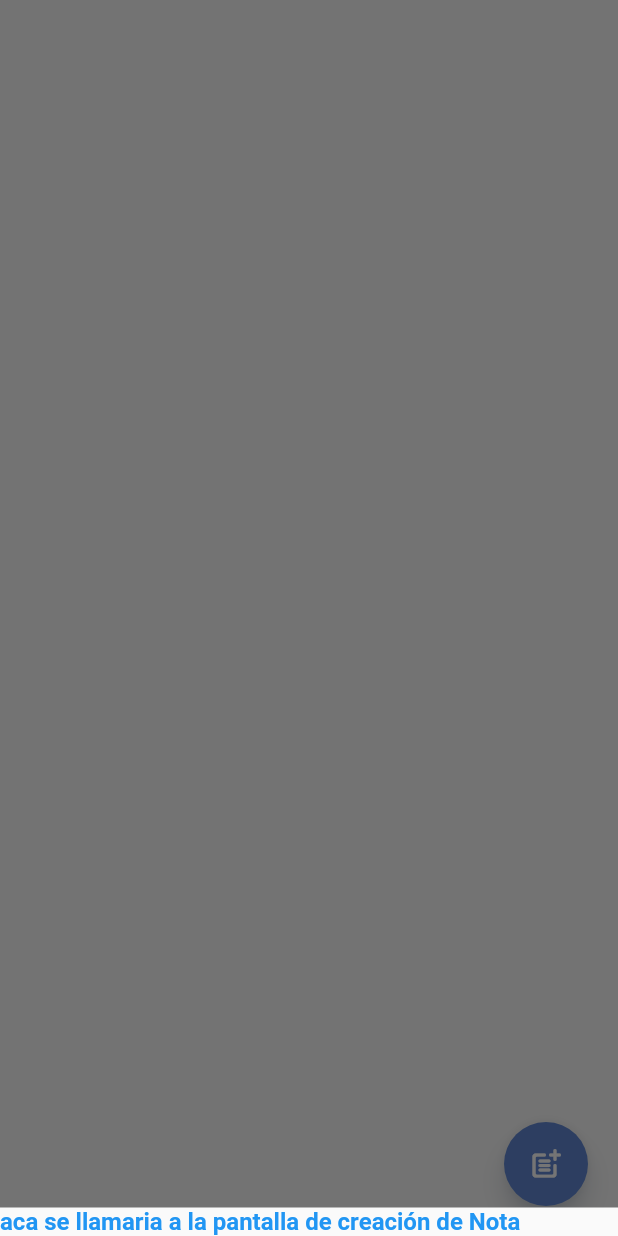
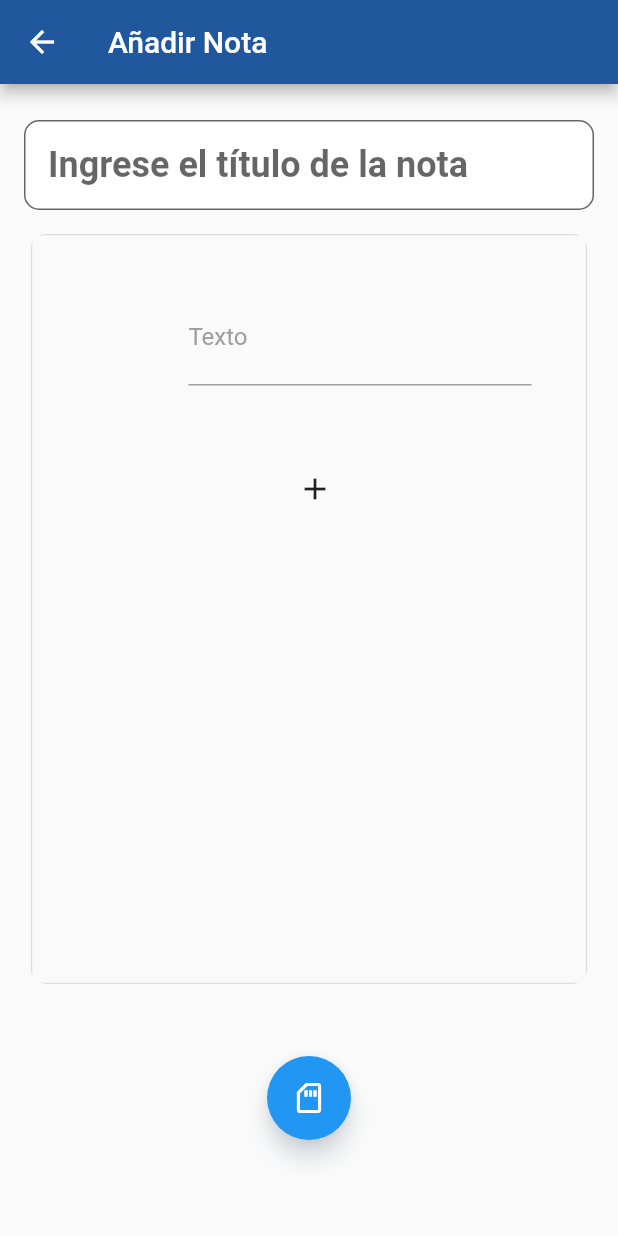
Before and after one commit to Solid-Coders-Rojo-UCAB/Notea_Frontend, a Flutter app: the MyFloatingButton widget shown alone on an empty page, opened directly, after a tap on the "post add" icon, on a phone screen of 412 x 824 dp. Run offline on Flutter 3.47's test engine with Material 2 defaults, Android fonts, the light colour scheme and no system bars; our stand-ins replace connectivity_plus, flutter_bloc, progress_state_button; missing offline and left inert: dart:html; network calls fail.

Commit message:
Feature - Interfaz creacion de nota con TextBlock

```diff
--- /dev/null
+++ b/lib/presentacion/pantallas/angel/Container_Editor_Nota.dart
@@ -0,0 +1,161 @@
+// ignore_for_file: library_private_types_in_public_api, file_names
+
+import 'package:flutter/material.dart';
+import 'package:flutter/services.dart';
+import 'package:notea_frontend/presentacion/pantallas/angel/ImageBlock.dart';
+import 'package:notea_frontend/presentacion/pantallas/angel/TareaBlock.dart';
+import 'package:notea_frontend/presentacion/pantallas/angel/TextBlock.dart';
+
+class ContainerEditorNota extends StatefulWidget {
+  const ContainerEditorNota({super.key});
+
+  @override
+  _ContainerEditorNotaState createState() => _ContainerEditorNotaState();
+}
+
+class _ContainerEditorNotaState extends State<ContainerEditorNota> {
+  final ScrollController _scrollController = ScrollController();
+  final TextEditingController titleController = TextEditingController();
+
+  final focusNode = FocusNode();
+  final  List<dynamic> _children = [
+    TextBlock(),
+  ];
+  var canDelete = false;
+
+  @override
+  void initState() {
+    super.initState();
+  }
+
+  @override
+  void dispose() {
+    focusNode.dispose();
+    super.dispose();
+  }
+
+  handleKey(key) {
+    if (key.runtimeType == RawKeyDownEvent) {
+      if (key.data.keyLabel == 'Backspace' || key.logicalKey.keyLabel == 'Backspace') {
+        setState(() {
+        for (var i = 0; i < _children.length; i++) {
+          // print(_children[i].controller.text);
+          if (i != 0
+              && FocusScope.of(context).focusedChild == _children[i].focus  //Estas parado en el TextBlock seleccionado
+              && _children[i].controller.text.isEmpty) {                //Y el texto esta vacio, y le das Backspace
+            setState(() {
+              canDelete = true;                                             //Ahora se puede eliminar
+            });
+          }
+        }
+      });
+      }
+      if (key.data.keyLabel == 'Enter' || key.logicalKey.keyLabel == 'Enter') {
+        setState(() {
+        for (var i = 0; i < _children.length; i++) {
+          if (FocusScope.of(context).focusedChild == _children[i].focus) {  //Estas parado en el TextBlock seleccionado
+            _children.insert(i + 1, TextBlock());                       //Le insertas a _children un nuevo TextBlock
+            _children[i + 1].focus.requestFocus();                          //y ahora selecciona el focus del nuevo TextBlock
+          }
+        }
+        _children.insert(_children.length + 1, TextBlock());
+      });
+      }
+    }
+    if (key.runtimeType == RawKeyUpEvent) {
+      if (key.data.keyLabel == 'Backspace' || key.logicalKey.keyLabel == 'Backspace') {
+        setState(() {
+        for (var i = 0; i < _children.length; i++) {
+          // print(_children[i].controller.text);
+          if (i != 0
+              && FocusScope.of(context).focusedChild == _children[i].focus    //Estas parado en el TextBlock seleccionado
+              && _children[i].controller.text.isEmpty) {                  //Y el texto esta vacio, y le das Backspace
+            if (canDelete) {
+              setState(() {
+                _children[i-1].focus.requestFocus();                          //y ahora selecciona el focus del TextBlock anterior
+                _children.removeAt(i);                                        //Remueve ese TextBlock
+                canDelete = false;                                            //Ahora NO se puede eliminar
+              });
+            }
+          }
+        }
+      });
+      }
+    }
+  }
+
+  Widget _textBuilder() {
+    return SingleChildScrollView(
+      controller: _scrollController,
+      child: Padding(
+        padding: const EdgeInsets.all(16.0),
+        child: Column(
+          children: [
+            ..._children,
+            IconButton(
+              onPressed: () {},
+              icon: PopupMenuButton<String>(
+                icon: const Icon(Icons.add),
+                offset: const Offset(-120, 10),
+                itemBuilder: (BuildContext context) => <PopupMenuEntry<String>>[
+                  const PopupMenuItem<String>(
+                    value: 'text_block',
+                    child: ListTile(
+                      leading: Icon(Icons.text_fields),
+                      title: Text('Agregar TextBlock'),
+                    ),
+                  ),
+                  const PopupMenuItem<String>(
+                    value: 'image_block',
+                    child: ListTile(
+                      leading: Icon(Icons.image),
+                      title: Text('Agregar ImageBlock'),
+                    ),
+                  ),
+                  const PopupMenuItem<String>(
+                    value: 'tarea_block',
+                    child: ListTile(
+                      leading: Icon(Icons.list),
+                      title: Text('Agregar TareaBlock'),
+                    ),
+                  ),
+                ],
+                onSelected: (String value) {
+                  setState(() {
+                    if (value == 'text_block') {
+                      _children.add(TextBlock());
+                    }
+                    // else if (value == 'image_block') {
+                    //   _children.add(ImageBlock());
+                    // }else if (value == 'tarea_block') {
+                    //   _children.add(const TareaBlock());
+                    // }
+                  });
+                  // Scroll hacia el nuevo bloque agregado
+                  WidgetsBinding.instance.addPostFrameCallback((_) {
+                    _scrollController.animateTo(
+                      _scrollController.position.maxScrollExtent + 120, // Con esto se maneja cuanto scrool se recorre
+                      duration: const Duration(milliseconds: 300),
+                      curve: Curves.easeInOut,
+                    );
+                  });
+                },
+              ),
+            ),
+          ],
+        ),
+      ),
+    );
+  }
+
+  @override
+  Widget build(BuildContext context) {
+    return RawKeyboardListener(
+        focusNode: focusNode,
+        onKey: (RawKeyEvent key) => handleKey(key),
+        child: Scaffold(
+          body: _textBuilder(),
+        ));
+  }
+
+}
--- /dev/null
+++ b/lib/presentacion/pantallas/angel/Creacion_Edicion_Nota.dart
@@ -0,0 +1,118 @@
+// ignore_for_file: must_be_immutable, library_private_types_in_public_api, file_names
+
+import 'package:flutter/material.dart';
+import 'package:notea_frontend/presentacion/pantallas/angel/Container_Editor_Nota.dart';
+// import 'package:notea_frontend/presentacion/pantallas/angel/EtiquetaList.dart';
+// import 'package:notea_frontend/presentacion/pantallas/angel/GrupoList.dart';
+class AccionesConNota extends StatefulWidget {
+  final String accion;
+
+  const AccionesConNota({Key? key, required this.accion}) : super(key: key);
+
+  @override
+  _AccionesConNotaState createState() => _AccionesConNotaState();
+}
+
+class _AccionesConNotaState extends State<AccionesConNota> {
+  late TextEditingController _tituloController;
+
+  @override
+  void initState() {
+    super.initState();
+    _tituloController = TextEditingController();
+  }
+
+  @override
+  void dispose() {
+    _tituloController.dispose();
+    super.dispose();
+  }
+
+  @override
+  Widget build(BuildContext context) {
+    return Scaffold(
+      appBar: AppBar(
+        title: const Text('Añadir Nota'),
+        backgroundColor: const Color(0xFF21579C),
+      ),
+      body: Padding(
+        padding: const EdgeInsets.only(top: 24, bottom: 40),
+        child: SingleChildScrollView(
+          child: Center(
+            child: Column(
+              children: [
+                Padding(
+                  padding: const EdgeInsets.symmetric(horizontal: 16.0),
+                  child: TextFormField(
+                    controller: _tituloController,
+                    decoration: InputDecoration(
+                      hintText: 'Ingrese el título de la nota',
+                      contentPadding: const EdgeInsets.symmetric(vertical: 16.0, horizontal: 16.0),
+                      border: OutlineInputBorder(
+                        borderRadius: BorderRadius.circular(10.0),
+                        borderSide: const BorderSide(
+                          color: Colors.black12,
+                          width: 1.0,
+                        ),
+                      ),
+                      focusedBorder: OutlineInputBorder(
+                        borderRadius: BorderRadius.circular(10.0),
+                        borderSide: const BorderSide(
+                          color: Colors.blue,
+                          width: 2.0,
+                        ),
+                      ),
+                      filled: true,
+                      fillColor: Colors.white,
+                    ),
+                    style: const TextStyle(
+                      fontSize: 24,
+                      fontWeight: FontWeight.bold,
+                    ),
+                  ),
+                ),
+                const SizedBox(height: 16.0),
+                Padding(
+                  padding: const EdgeInsets.symmetric(horizontal: 16.0),
+                  child: SizedBox(
+                    width: MediaQuery.of(context).size.width * 0.9,
+                    height: 500,
+                    child: Container(
+                      decoration: BoxDecoration(
+                        border: Border.all(
+                          color: Colors.black12,
+                          width: 1.0,
+                        ),
+                        borderRadius: BorderRadius.circular(10.0),
+                      ),
+                      child: const ContainerEditorNota(),
+                    ),
+                  ),
+                ),
+                const SizedBox(height: 24.0),
+                Column(
+                  children: const [
+                    // EtiquetaList(),
+                    // GrupoList(),
+                  ],
+                ),
+                const SizedBox(height: 24.0),
+                FloatingActionButton(
+                  onPressed: () {
+                    String titulo = _tituloController.text;
+                    // Acción al presionar el botón de guardar, puedes usar la variable "titulo" para obtener el título ingresado
+                  },
+                  backgroundColor: Colors.blue,
+                  child: const Icon(
+                    Icons.sd_storage_outlined,
+                    color: Colors.white,
+                  ),
+                ),
+              ],
+            ),
+          ),
+        ),
+      ),
+    );
+  }
+}
--- /dev/null
+++ b/lib/presentacion/pantallas/angel/TextBlock.dart
@@ -0,0 +1,373 @@
+// ignore_for_file: file_names, library_private_types_in_public_api
+
+import 'package:flutter/material.dart';
+import 'package:flutter/services.dart';
+import 'package:notea_frontend/presentacion/pantallas/angel/EtiquetaList.dart';
+
+const h1 = TextStyle(
+  fontSize: 37,
+  fontWeight: FontWeight.bold,
+  color: Colors.black,
+);
+
+const h2 = TextStyle(
+  fontSize: 28,
+  fontWeight: FontWeight.bold,
+  color: Colors.black,
+);
+
+const h3 = TextStyle(
+  fontSize: 22,
+  fontWeight: FontWeight.bold,
+  color: Colors.black,
+);
+
+const text = TextStyle(
+  fontSize: 16,
+  height: 1.5,
+  fontWeight: FontWeight.normal,
+  color: Color.fromARGB(155, 0, 0, 0),
+);
+
+const negritaTipo = TextStyle(
+  fontSize: 16,
+  height: 1.5,
+  fontWeight: FontWeight.bold,
+  color: Color.fromARGB(155, 0, 0, 0),
+);
+const negrita = TextStyle(
+  fontSize: 16,
+  height: 1.5,
+  fontWeight: FontWeight.bold,
+);
+
+const cursiva = TextStyle(
+  fontSize: 16,
+  height: 1.5,
+  fontStyle: FontStyle.italic,
+  color: Color.fromARGB(155, 0, 0, 0),
+);
+
+const tachado = TextStyle(
+  fontSize: 16,
+  height: 1.5,
+  decoration: TextDecoration.lineThrough,
+  color: Color.fromARGB(155, 0, 0, 0),
+);
+
+const sobrescrito = TextStyle(
+  fontSize: 16,
+  height: 1.5,
+  textBaseline: TextBaseline.alphabetic,
+  color: Color.fromARGB(155, 0, 0, 0),
+);
+
+const subrayado = TextStyle(
+  fontSize: 16,
+  height: 1.5,
+  decoration: TextDecoration.underline,
+  color: Color.fromARGB(155, 0, 0, 0),
+);
+
+class TextBlock extends StatefulWidget {
+  TextBlock({Key? key}) : super(key: key);
+
+  final TextEditingController controller = TextEditingController();
+  final FocusNode focus = FocusNode();
+  final FocusNode rawKeyboardFocus = FocusNode();
+
+  @override
+  _TextBlockState createState() => _TextBlockState();
+}
+
+class _TextBlockState extends State<TextBlock> {
+  String dropdownValue = 'One';
+  Color backgroundColor = Colors.transparent;
+  double opacity = 0;
+  bool renderBlockChange = false;                     //Esta es la variable que se encarga de mostrar o no el  menu desplegable de NEGRITAS, IMAGENES
+  TextStyle activeStyle = text;
+
+  List<FocusNode> styleNodes = [
+    FocusNode(),
+    FocusNode(),
+    FocusNode(),
+    FocusNode(),
+  ];
+
+  @override
+  void initState() {
+    super.initState();
+    widget.focus.addListener(() {
+      if (!widget.focus.hasFocus
+          && !styleNodes[0].hasFocus
+          && !styleNodes[1].hasFocus
+          && !styleNodes[2].hasFocus
+          && !styleNodes[3].hasFocus) {
+        setState(() {
+          renderBlockChange = false;
+          backgroundColor = Colors.transparent;
+          opacity = 0;
+        });
+      }
+    });
+  }
+
+  @override
+  void dispose() {
+    // Clean up the controller when the widget is removed from the widget tree.
+    // This also removes the _printLatestValue listener.
+    // print('disposed');
+    // widget.focus.dispose();
+    // widget.RawKeyboardFocus.dispose();
+    // widget.controller.dispose();
+    super.dispose();
+  }
+
+  _onEnter(e) {
+    setState(() {
+      backgroundColor = Colors.black12;       //Cuando se le pasa el mouse por encima cambia de color (es un HOVER de csss)
+      opacity = 1;
+    });
+  }
+
+  _onExit(e) {
+    setState(() {
+      if (!renderBlockChange) {
+        backgroundColor = Colors.transparent; //Cuando se le pasa el mouse por encima cambia de color (es un HOVER de csss)
+        opacity = 0;
+      }
+    });
+  }
+
+  handleKey(key) {
+    if (key.runtimeType == RawKeyDownEvent) {
+      if (key.data.keyLabel == 'Escape' || key.logicalKey.keyLabel == 'Escape') {
+        setState(() {
+          renderBlockChange = !renderBlockChange;                       //Setea al valor contrario al que estaba
+          if (renderBlockChange) {                                      //Si es true, pone el fondo con negro
+            backgroundColor = Colors.black12;
+            opacity = 1;
+          }
+          else {
+            backgroundColor = Colors.transparent;                     //Si es false, pone el fondo trasnparente
+            opacity = 0;
+            widget.focus.requestFocus();
+          }
+        });
+      }
+    }
+  }
+
+  TextStyle?  activarEstilo(String estilo) {
+    final Map<String, TextStyle> estilos = {
+      'negrita': negrita,
+      'cursiva': cursiva,
+      'tachado': tachado,
+      'subrayado': subrayado,
+    };
+    renderBlockChange = renderBlockChange;
+    return estilos[estilo];
+}
+
+  @override
+  Widget build(BuildContext context) {
+    return RawKeyboardListener(
+      focusNode: widget.rawKeyboardFocus,
+      onKey: (RawKeyEvent key) => handleKey(key),
+      child: MouseRegion(
+        onEnter: (e) => _onEnter(e),        //HOVER
+        onExit: (e) => _onExit(e),          //HOVER
+        child: AnimatedContainer(
+          margin: const EdgeInsets.only(bottom: 20),
+          height: renderBlockChange ? 180 : 105,
+          // height: renderBlockChange ? 190 : 120,
+          // height: renderBlockChange ? 170 : 100,
+          duration: const Duration(milliseconds: 200),
+          decoration: BoxDecoration(
+              color: backgroundColor, borderRadius: BorderRadius.circular(20)),
+          padding: const EdgeInsets.all(20),
+          child: Column(
+            children: [
+              Row(
+                children: [
+                  AnimatedOpacity(
+                      opacity: opacity,
+                      duration: const Duration(milliseconds: 200),
+                      child: Container(
+                        margin: const EdgeInsets.only(right: 20),
+                        child: Column(
+                          children: [
+                            IconButton(icon: const Icon(Icons.menu, color: Colors.black38), onPressed: () {    //Aca el boton del menu desplegable
+                              setState(() {
+                                renderBlockChange = !renderBlockChange;   //Esto cambia el valor true o false
+                              });
+                            }),
+                          ],
+                        )
+                      )),
+                  Flexible(
+                    child: TextField(
+                      cursorColor: Colors.black12,
+                      style: activeStyle,
+                      inputFormatters: <TextInputFormatter>[
+                        FilteringTextInputFormatter.deny('\n'),
+                      ],
+                      decoration: const InputDecoration(
+                        labelText: 'Texto',
+                        labelStyle: TextStyle(color: Colors.grey),
+                        enabledBorder: UnderlineInputBorder(
+                          borderSide: BorderSide(color: Colors.grey),
+                        ),
+                        focusedBorder: UnderlineInputBorder(
+                          borderSide: BorderSide(color: Colors.grey),
+                        ),
+                      ),
+                      controller: widget.controller,
+                      focusNode: widget.focus,
+                      autofocus: false,
+                      maxLines: null,
+                      // maxLines: null,
+                    ),
+                  ),
+                ],
+              ),
+              Expanded(
+                child: AnimatedContainer(
+                  margin: const EdgeInsets.only(top: 12, left: 60),
+                  duration: const Duration(milliseconds: 200),
+                  height: renderBlockChange ?  70 : 0,
+                  child: Row(
+                    mainAxisAlignment: MainAxisAlignment.start,
+                    crossAxisAlignment: CrossAxisAlignment.end,
+                    children: [
+                      //Fila con los primeros botones
+                      Expanded(
+                        child:Row(
+                          children: [
+                            Expanded(
+                              child: ListView(
+                                children: [
+                                  TextButton(
+                                    focusNode: styleNodes[0],
+                                    child: Container(
+                                      padding: const EdgeInsets.all(5),
+                                      child: const Text(
+                                        'Negrita',
+                                        style: negritaTipo,
+                                      ),
+                                    ),
+                                    onPressed: () {
+                                      setState(() {
+                                        activeStyle = activarEstilo('negrita')!;
+                                        renderBlockChange = true;
+                                        opacity = 0;
+                                        backgroundColor = Colors.transparent;
+                                        widget.focus.requestFocus();
+                                      });
+                                    },
+                                  ),
+                                  TextButton(
+                                    focusNode: styleNodes[1],
+                                    child: Container(
+                                      padding: const EdgeInsets.all(5),
+                                      child: const Text(
+                                        'Cursiva',
+                                        style: cursiva,
+                                      ),
+                                    ),
+                                    onPressed: () {
+                                      setState(() {
+                                        activeStyle = activarEstilo('cursiva')!;
+                                        renderBlockChange = true;
+                                        opacity = 0;
+                                        backgroundColor = Colors.transparent;
+                                        widget.focus.requestFocus();
+                                      });
+                                    },
+                                  ),
+                                ],
+                              ),
+                            ),
+                          ],
+                        ),
+                      ),
+                      //Fila con los segundos botones
+                      Expanded(
+                        child:Row(
+                          children: [
+                            Expanded(
+                              child: ListView(
+                                children: [
+                                  TextButton(
+                                    focusNode: styleNodes[0],
+                                    child: Container(
+                                      padding: const EdgeInsets.all(5),
+                                      child: const Text(
+                                        'Tachado',
+                                        style: tachado,
+                                      ),
+                                    ),
+                                    onPressed: () {
+                                      setState(() {
+                                        activeStyle = activarEstilo('tachado')!;
+                                        renderBlockChange = true;
+                                        opacity = 0;
+                                        backgroundColor = Colors.transparent;
+                                        widget.focus.requestFocus();
+                                      });
+                                    },
+                                  ),
+                                  TextButton(
+                                    focusNode: styleNodes[1],
+                                    child: Container(
+                                      padding: const EdgeInsets.all(5),
+                                      child: const Text(
+                                        'Subrayado',
+                                        style: subrayado,
+                                      ),
+                                    ),
+                                    onPressed: () {
+                                      setState(() {
+                                        activeStyle = activarEstilo('subrayado')!;
+                                        renderBlockChange = true;
+                                        opacity = 0;
+                                        backgroundColor = Colors.transparent;
+                                        widget.focus.requestFocus();
+                                      });
+                                    },
+                                  ),
+                                ],
+                              ),
+                            ),
+                          ],
+                        ),
+                      ),
+                      //Fila con el ultimo boton para salir del menu
+                      Expanded(
+                        child:Row(
+                          children: [
+                            Expanded(
+                              child: ListView(
+                                children: [
+                                  IconButton(icon: const Icon(Icons.close, color: Colors.red), onPressed: () {    //Aca el boton del menu desplegable
+                                    setState(() {
+                                      renderBlockChange = !renderBlockChange;   //Esto cambia el valor true o false
+                                    });
+                                  }),
+                                ],
+                              ),
+                            ),
+                          ],
+                        ),
+                      ),
+                    ],
+                  ),
+                ),
+              )
+            ],
+          ),
+        ),
+      ),
+    );
+  }
+}
--- a/lib/presentacion/widgets/floating_button.dart
+++ b/lib/presentacion/widgets/floating_button.dart
@@ -1,4 +1,5 @@
 import 'package:flutter/material.dart';
+import 'package:notea_frontend/presentacion/pantallas/angel/Creacion_Edicion_Nota.dart';
 
 
 class MyFloatingButton extends StatefulWidget {
@@ -16,11 +17,11 @@ class FloatingButtonState extends State<MyFloatingButton> {
       alignment: Alignment.bottomRight,
       child: FloatingActionButton(
         onPressed: () {
-          showModalBottomSheet(
-              context: context,
-              builder: (BuildContext context) {
-                return const Text('aca se llamaria a la pantalla de creación de Nota');
-              });
+          // Navegar a otra pantalla
+          Navigator.push(
+            context,
+            MaterialPageRoute(builder: (context) => const AccionesConNota(accion: 'Creando Nota')),
+          );
         },
         // child: const Icon(Icons.addchart_sharp),
         child: const Icon(Icons.post_add_rounded),
```
